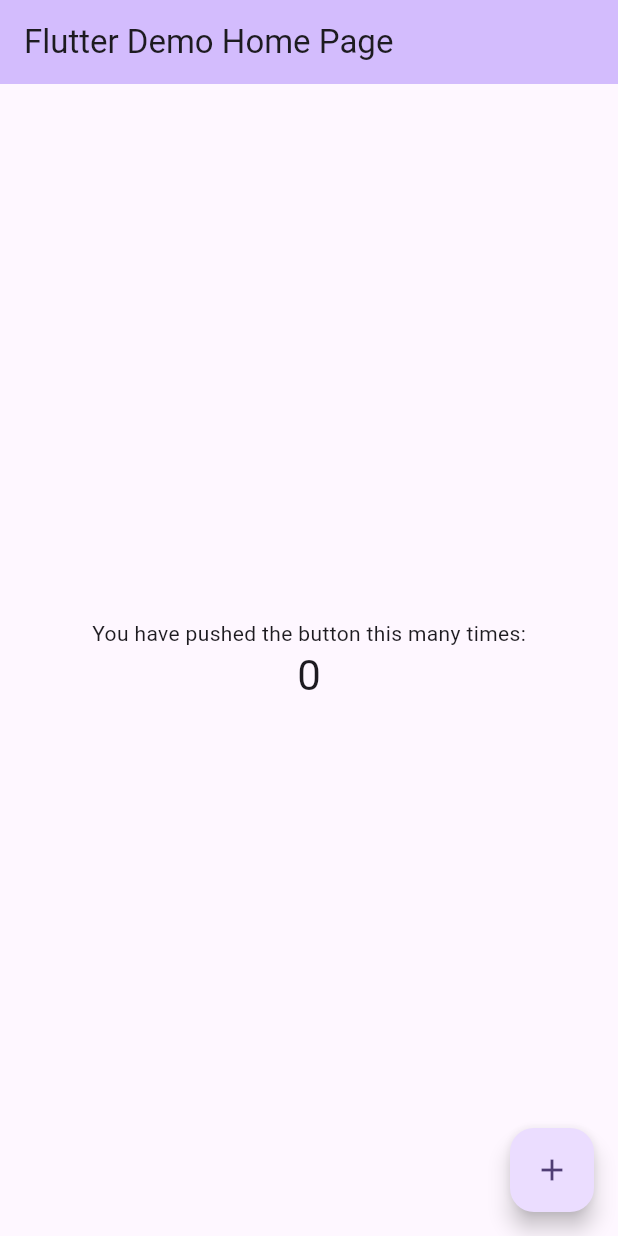
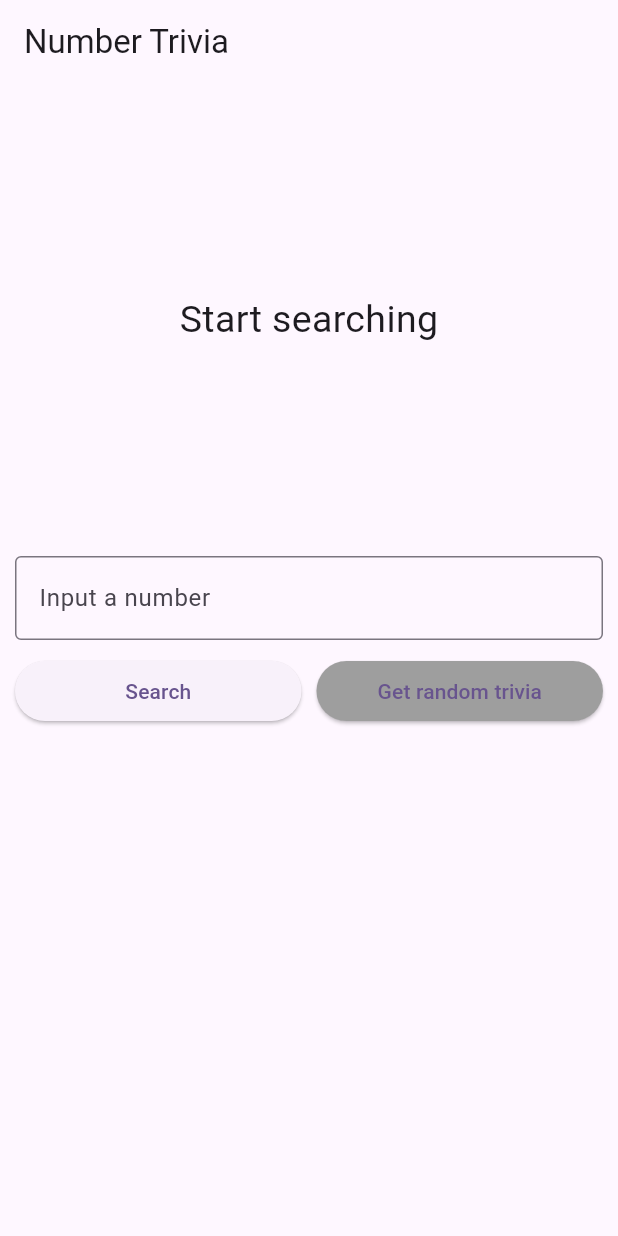
Before and after one commit to ngtphat-towa/number_trivia_tdd, a Flutter app: the screen it shows after launch, on a phone screen of 412 x 824 dp. Run offline on Flutter 3.47's test engine with Material 2 defaults, Android fonts, the light colour scheme and no system bars; our stand-ins replace dartz, equatable, flutter_bloc, get_it, internet_connection_checker, shared_preferences.

Commit message:
C14.3 Implement Number trivia UI

```diff
--- /dev/null
+++ b/lib/features/number_trivia/presentation/pages/number_trivia_page.dart
@@ -0,0 +1,68 @@
+import 'package:flutter/material.dart';
+import 'package:flutter_bloc/flutter_bloc.dart';
+import 'package:number_trivia_tdd/features/number_trivia/presentation/bloc/number_trivia_bloc.dart';
+
+import '../../../../injection_container.dart';
+
+import '../widgets/widgets.dart';
+
+class NumberTriviaPage extends StatelessWidget {
+  const NumberTriviaPage({super.key});
+
+  @override
+  Widget build(BuildContext context) {
+    return Scaffold(
+      appBar: _buildAppBar(),
+      body: SingleChildScrollView(
+        child: buildBody(context),
+      ),
+    );
+  }
+
+  BlocProvider<NumberTriviaBloc> buildBody(BuildContext context) {
+    final numberTriviaBloc = sl<NumberTriviaBloc>();
+    return BlocProvider(
+      create: (_) => numberTriviaBloc,
+      child: Center(
+          child: Padding(
+        padding: const EdgeInsets.all(10),
+        child: Column(
+          children: [
+            const SizedBox(height: 10),
+            // Top half
+            _buildNumberDisplay(context),
+            const SizedBox(height: 20),
+            // Bottom half
+            const TriviaControls(),
+          ],
+        ),
+      )),
+    );
+  }
+
+  _buildNumberDisplay(BuildContext context) {
+    return BlocBuilder<NumberTriviaBloc, NumberTriviaState>(
+      builder: (context, state) {
+        if (state is NumberTriviaEmpty) {
+          return const MessageDisplay(message: 'Start searching');
+        } else if (state is NumberTriviaLoading) {
+          return LoadingWidget();
+        } else if (state is NumberTriviaLoaded) {
+          return TriviaDisplay(numberTrivia: state.trivia);
+        } else if (state is NumberTriviaError) {
+          return MessageDisplay(message: state.message);
+        }
+        return SizedBox(
+          height: MediaQuery.of(context).size.height / 3,
+          child: const Placeholder(),
+        );
+      },
+    );
+  }
+
+  AppBar _buildAppBar() {
+    return AppBar(
+      title: const Text('Number Trivia'),
+    );
+  }
+}
--- a/lib/main.dart
+++ b/lib/main.dart
@@ -1,4 +1,5 @@
 import 'package:flutter/material.dart';
+import 'features/number_trivia/presentation/pages/number_trivia_page.dart';
 import 'injection_container.dart' as di;
 
 void main() async {
@@ -10,119 +11,22 @@ void main() async {
 class MyApp extends StatelessWidget {
   const MyApp({super.key});
 
-  // This widget is the root of your application.
   @override
   Widget build(BuildContext context) {
     return MaterialApp(
-      title: 'Flutter Demo',
-      theme: ThemeData(
-        // This is the theme of your application.
-        //
-        // TRY THIS: Try running your application with "flutter run". You'll see
-        // the application has a blue toolbar. Then, without quitting the app,
-        // try changing the seedColor in the colorScheme below to Colors.green
-        // and then invoke "hot reload" (save your changes or press the "hot
-        // reload" button in a Flutter-supported IDE, or press "r" if you used
-        // the command line to start the app).
-        //
-        // Notice that the counter didn't reset back to zero; the application
-        // state is not lost during the reload. To reset the state, use hot
-        // restart instead.
-        //
-        // This works for code too, not just values: Most code changes can be
-        // tested with just a hot reload.
-        colorScheme: ColorScheme.fromSeed(seedColor: Colors.deepPurple),
-        useMaterial3: true,
-      ),
-      home: const MyHomePage(title: 'Flutter Demo Home Page'),
+      title: _appTittle,
+      debugShowCheckedModeBanner: false,
+      theme: _themeData(),
+      home: const NumberTriviaPage(),
+    );
+  }
+
+  String get _appTittle => 'Number Trivia';
+
+  ThemeData _themeData() {
+    return ThemeData(
+      colorScheme: ColorScheme.fromSeed(seedColor: Colors.deepPurple),
+      useMaterial3: true,
     );
   }
 }
-
-class MyHomePage extends StatefulWidget {
-  const MyHomePage({super.key, required this.title});
-
-  // This widget is the home page of your application. It is stateful, meaning
-  // that it has a State object (defined below) that contains fields that affect
-  // how it looks.
-
-  // This class is the configuration for the state. It holds the values (in this
-  // case the title) provided by the parent (in this case the App widget) and
-  // used by the build method of the State. Fields in a Widget subclass are
-  // always marked "final".
-
-  final String title;
-
-  @override
-  State<MyHomePage> createState() => _MyHomePageState();
-}
-
-class _MyHomePageState extends State<MyHomePage> {
-  int _counter = 0;
-
-  void _incrementCounter() {
-    setState(() {
-      // This call to setState tells the Flutter framework that something has
-      // changed in this State, which causes it to rerun the build method below
-      // so that the display can reflect the updated values. If we changed
-      // _counter without calling setState(), then the build method would not be
-      // called again, and so nothing would appear to happen.
-      _counter++;
-    });
-  }
-
-  @override
-  Widget build(BuildContext context) {
-    // This method is rerun every time setState is called, for instance as done
-    // by the _incrementCounter method above.
-    //
-    // The Flutter framework has been optimized to make rerunning build methods
-    // fast, so that you can just rebuild anything that needs updating rather
-    // than having to individually change instances of widgets.
-    return Scaffold(
-      appBar: AppBar(
-        // TRY THIS: Try changing the color here to a specific color (to
-        // Colors.amber, perhaps?) and trigger a hot reload to see the AppBar
-        // change color while the other colors stay the same.
-        backgroundColor: Theme.of(context).colorScheme.inversePrimary,
-        // Here we take the value from the MyHomePage object that was created by
-        // the App.build method, and use it to set our appbar title.
-        title: Text(widget.title),
-      ),
-      body: Center(
-        // Center is a layout widget. It takes a single child and positions it
-        // in the middle of the parent.
-        child: Column(
-          // Column is also a layout widget. It takes a list of children and
-          // arranges them vertically. By default, it sizes itself to fit its
-          // children horizontally, and tries to be as tall as its parent.
-          //
-          // Column has various properties to control how it sizes itself and
-          // how it positions its children. Here we use mainAxisAlignment to
-          // center the children vertically; the main axis here is the vertical
-          // axis because Columns are vertical (the cross axis would be
-          // horizontal).
-          //
-          // TRY THIS: Invoke "debug painting" (choose the "Toggle Debug Paint"
-          // action in the IDE, or press "p" in the console), to see the
-          // wireframe for each widget.
-          mainAxisAlignment: MainAxisAlignment.center,
-          children: <Widget>[
-            const Text(
-              'You have pushed the button this many times:',
-            ),
-            Text(
-              '$_counter',
-              style: Theme.of(context).textTheme.headlineMedium,
-            ),
-          ],
-        ),
-      ),
-      floatingActionButton: FloatingActionButton(
-        onPressed: _incrementCounter,
-        tooltip: 'Increment',
-        child: const Icon(Icons.add),
-      ), // This trailing comma makes auto-formatting nicer for build methods.
-    );
-  }
-}
```
